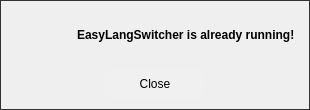
Above: src/ui/forms/EasyLangSwitcher_warning.ui from egoisticdesire/EasyLangSwitcher before the change. Below: the same form after it.
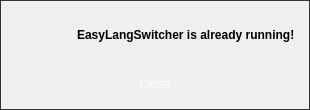
That is the form after the change. Icons and pictures are not drawn.

Diff of the .ui file:
```diff
--- a/src/ui/forms/EasyLangSwitcher_warning.ui
+++ b/src/ui/forms/EasyLangSwitcher_warning.ui
@@ -52,6 +52,7 @@
 QFrame#background_frame QPushButton {
 padding: 4px 10px 5px 10px;
 border-radius: 8px;
+color: rgba(255, 255, 255, 200);
 background: rgba(255, 255, 255, 10);
 }
 QFrame#background_frame QPushButton:hover {
```
Left out of the diff: 1 changed line with no effect on the pictures.
